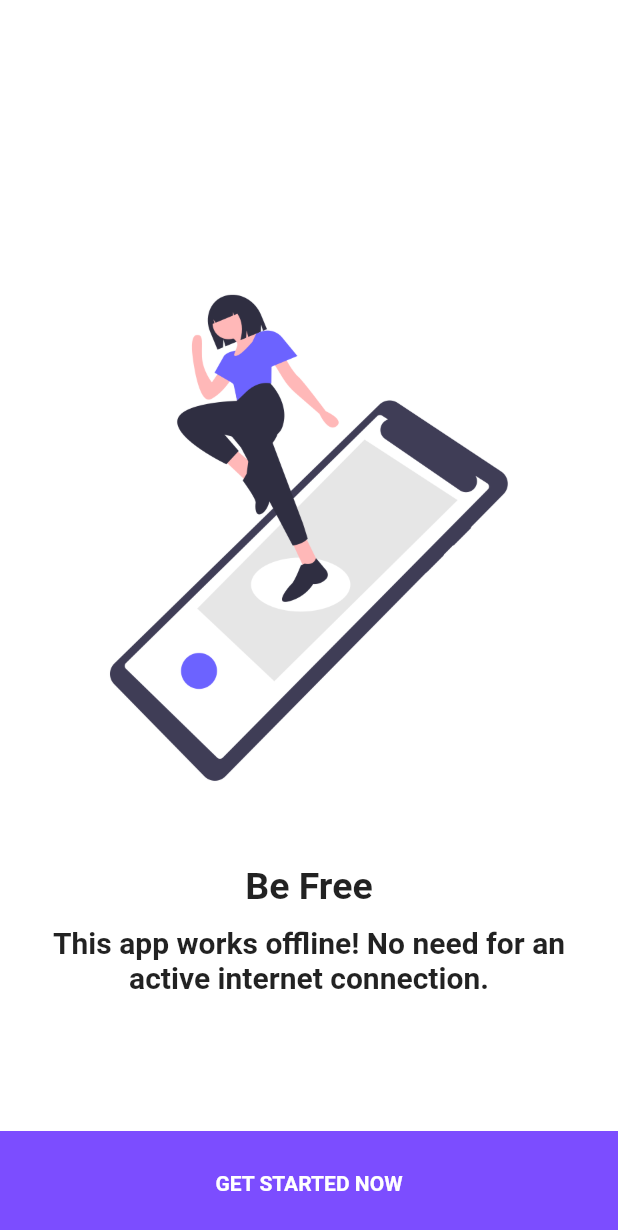
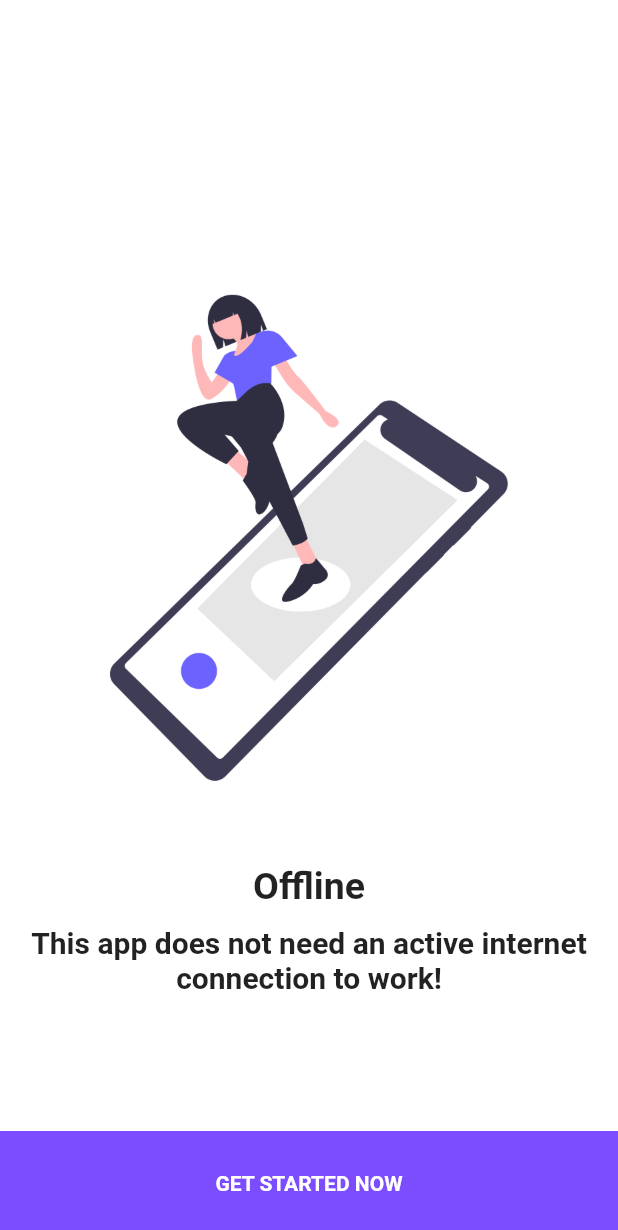
Before and after one commit to thebrndt/Code_Project, a Flutter app: the screen it shows after launch, swiped to page 3, on a phone screen of 412 x 824 dp. Shown: the top 1230 px of the screen. Run offline on Flutter 3.47's test engine with Material 2 defaults, Android fonts, the phone set to English and light mode, and no system bars.

Commit message:
Added another page after onboarding screen

```diff
--- a/lib/data/data.dart
+++ b/lib/data/data.dart
@@ -1,3 +1,4 @@
+// Defining all data needed, that will be used in the slides.
 class SliderModel {
   String imagePath;
   String title;
@@ -30,33 +31,34 @@ class SliderModel {
   }
 }
 
+// Information on slides that are used in SliderTile class in main.dart file.
 List<SliderModel> getSlides() {
   List<SliderModel> slides = new List<SliderModel>();
   SliderModel sliderModel = new SliderModel();
 
-  // 1
+  // Page 1 of the Slides.
   sliderModel.setImageAssetPath('assets/call.png');
-  sliderModel.setTitle('Simply Call');
+  sliderModel.setTitle('Dial');
   sliderModel.setDescription(
       'Quickly call any emergency service you might need. Simple and hassle-free.');
   slides.add(sliderModel);
 
   sliderModel = new SliderModel();
 
-  // 2
+  // Page 2 of the Slides.
   sliderModel.setImageAssetPath('assets/security.png');
-  sliderModel.setTitle('Stay Private');
+  sliderModel.setTitle('Privacy');
   sliderModel.setDescription(
       'The app does not collect any personal information.\nEver.');
   slides.add(sliderModel);
 
   sliderModel = new SliderModel();
 
-  // 3
+  // Page 3 of the Slides.
   sliderModel.setImageAssetPath('assets/offline.png');
-  sliderModel.setTitle('Be Free');
+  sliderModel.setTitle('Offline');
   sliderModel.setDescription(
-      'This app works offline! No need for an active internet connection.');
+      'This app does not need an active internet connection to work!');
   slides.add(sliderModel);
 
   sliderModel = new SliderModel();
--- a/lib/main.dart
+++ b/lib/main.dart
@@ -1,5 +1,6 @@
+import 'package:flutter/material.dart';
 import './data/data.dart';
-import 'package:flutter/material.dart';
+import './dial.dart';
 
 // Start of App
 void main() {
@@ -10,8 +11,9 @@ class DASApp extends StatelessWidget {
   @override
   Widget build(BuildContext context) {
     return MaterialApp(
-      title: "App Onboarding",
+      title: 'App Onboarding',
       home: Home(),
+      routes: <String, WidgetBuilder>{'/DialPage': (context) => DialPage()},
       debugShowCheckedModeBanner: false,
     );
   }
@@ -69,6 +71,8 @@ class _HomeState extends State<Home> {
               color: Colors.white,
               height: 70,
               padding: EdgeInsets.symmetric(horizontal: 30),
+
+// Onboarding Screen Bottom Navigation Items ("Skip", "Next" and "Get Started Now" buttons, page index indicator)
               child: Row(
                 mainAxisAlignment: MainAxisAlignment.spaceBetween,
                 children: <Widget>[
@@ -97,23 +101,29 @@ class _HomeState extends State<Home> {
                 ],
               ),
             )
-          : Container(
+          : GestureDetector(
+              onTap: () {
+                Navigator.pushNamed(context, '/DialPage');
+              },
+              child: Container(
                 alignment: Alignment.center,
                 width: MediaQuery.of(context).size.width,
                 height: 70,
                 color: Colors.deepPurpleAccent,
                 child: Text(
                   'GET STARTED NOW',
-                style:
-                    TextStyle(color: Colors.white, fontWeight: FontWeight.bold),
+                  style: TextStyle(
+                      color: Colors.white, fontWeight: FontWeight.bold),
+                ),
               ),
             ),
     );
   }
 }
 
+// Properties for SliderTile containing the information from ./data/data.dart file
 class SliderTile extends StatelessWidget {
-  String imageAssetPath, title, description;
+  final String imageAssetPath, title, description;
   SliderTile({this.imageAssetPath, this.title, this.description});
 
   @override
--- a/pubspec.yaml
+++ b/pubspec.yaml
@@ -21,6 +21,7 @@ environment:
   sdk: ">=2.7.0 <3.0.0"
 
 dependencies:
+  curved_navigation_bar:
   flutter:
     sdk: flutter
 
```
Also changed, not shown: pubspec.lock, 6 other files. Lines whose indentation alone changed are shown as unchanged.
